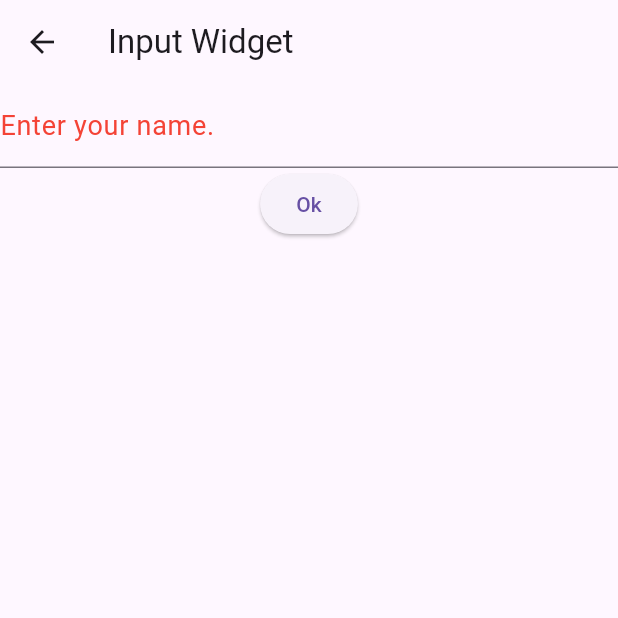
After one commit to AndroidDeveloper3005/flutter-widgets-2025, a Flutter app: the screen it shows after launch, after a tap on "Input Field Widget", on a phone screen of 412 x 824 dp, the top half of it. The commit adds this screen. Run offline on Flutter 3.47's test engine with Material 3 defaults, Android fonts, the phone set to English and light mode, and no system bars; network calls fail.

Commit message:
TextField

```diff
--- /dev/null
+++ b/lib/input_field_widget.dart
@@ -0,0 +1,40 @@
+import 'package:flutter/material.dart';
+import 'package:flutter/services.dart';
+
+class InputFieldWidget extends StatefulWidget {
+  const InputFieldWidget({super.key});
+
+  @override
+  State<InputFieldWidget> createState() => _InputFieldWidgetState();
+}
+
+class _InputFieldWidgetState extends State<InputFieldWidget> {
+  final nameController = TextEditingController();
+  @override
+  Widget build(BuildContext context) {
+    return Scaffold(
+      appBar: AppBar(title: Text("Input Widget")),
+      body: Center(
+        child: Column(
+          children: [
+            TextField(
+              controller: nameController,
+              decoration: InputDecoration(
+                //hintText: "Enter your name.",
+                label: Text(
+                  "Enter your name.",
+                  style: TextStyle(fontSize: 18, color: Colors.red),
+                ),
+              ),
+            ),
+            ElevatedButton(
+                onPressed: (){
+                  print(nameController.text);
+                },
+                child: Text("Ok"))
+          ],
+        ),
+      ),
+    );
+  }
+}
--- a/lib/menu_pages.dart
+++ b/lib/menu_pages.dart
@@ -1,6 +1,7 @@
 import 'package:flutter/material.dart';
 import 'package:widgets/counter_app.dart';
 import 'package:widgets/home_page.dart';
+import 'package:widgets/input_field_widget.dart';
 
 class MenuPages extends StatelessWidget {
   const MenuPages({super.key});
@@ -37,6 +38,16 @@ class MenuPages extends StatelessWidget {
               },
               child: Text("Counter App Page"),
             ),
+            ElevatedButton(
+
+              onPressed: () {
+                Navigator.push(
+                  context,
+                  MaterialPageRoute(builder: (context) => InputFieldWidget()),
+                );
+              },
+              child: Text("Input Field Widget"),
+            ),
           ],
         ),
       ),
```
Also changed, not shown: lib/home_page.dart (+44 -4 lines).
